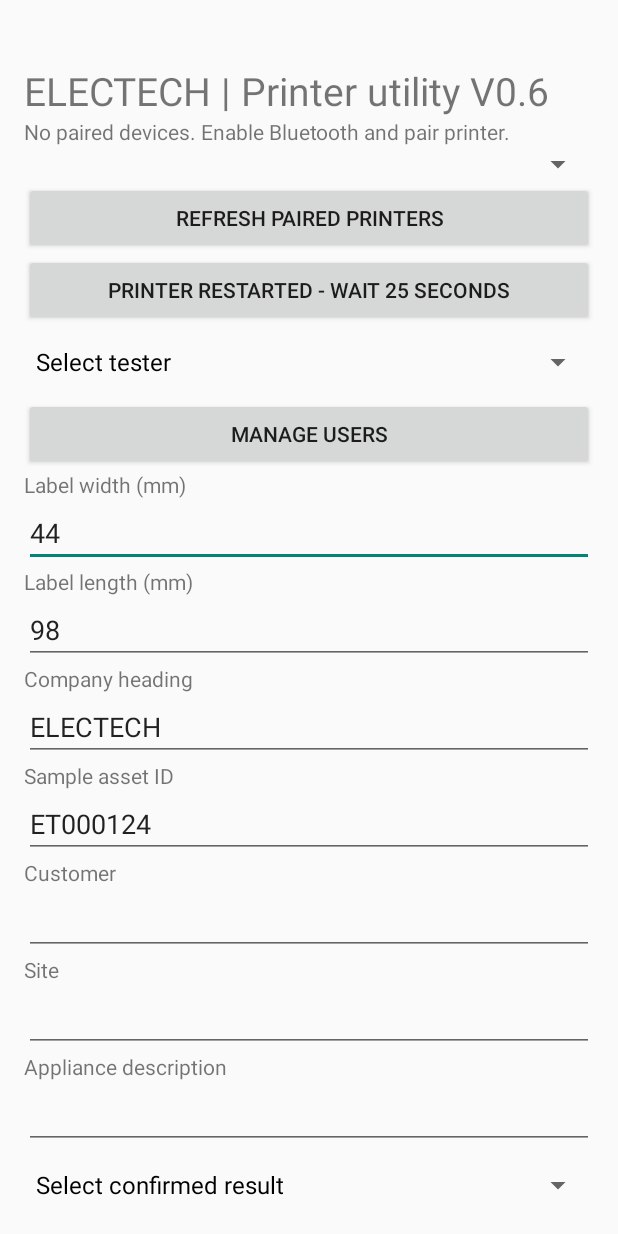
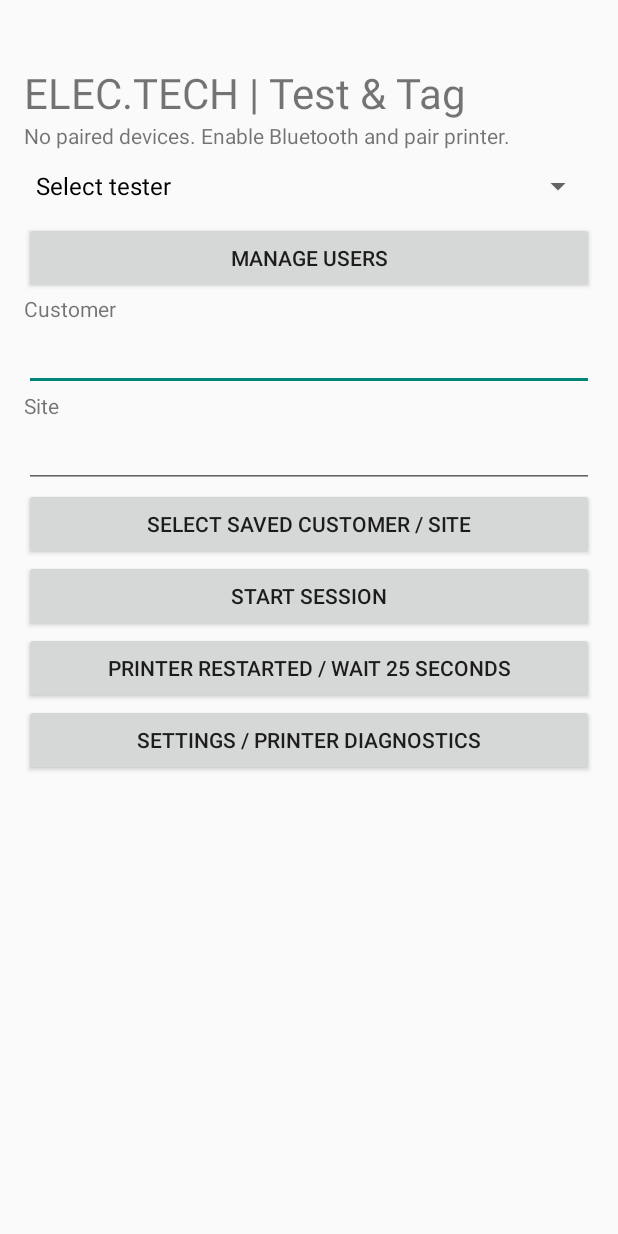
Before and after one commit to alexmccullough7/electech-test-and-tag, an Android app: the screen it shows after launch (MainActivity), on a phone screen of 412 x 824 dp. Run offline under Robolectric (Android 15) with nearby library versions, the phone set to English and light mode, and no system bars.

Commit message:
V0.7 simplify customer sessions, sequential assets, existing asset lookup and hide diagnostics

```diff
--- a/app/src/main/java/nz/co/electech/tag/MainActivity.java
+++ b/app/src/main/java/nz/co/electech/tag/MainActivity.java
@@ -2,38 +2,48 @@ package nz.co.electech.tag;
 import android.app.*; import android.os.*; import android.bluetooth.*; import android.content.pm.PackageManager; import android.widget.*; import android.view.*; import java.util.*; import java.nio.charset.StandardCharsets; import java.util.concurrent.*;
 public class MainActivity extends Activity {
  Spinner devices; TextView status; EditText command; Button print; ArrayList<BluetoothDevice> paired=new ArrayList<>(); ExecutorService worker=Executors.newSingleThreadExecutor();
- volatile BluetoothSocket socket; volatile boolean destroyed; Button disconnect; Spinner mode,delay; TextView log; EditText width,length,heading,asset; long readyAt=0; Spinner users,result,interval; EditText customer,site,description,fault; String pendingId=null; ArrayList<String> userNames=new ArrayList<>(), userInitials=new ArrayList<>();
- public void onCreate(Bundle b){super.onCreate(b); ScrollView scroll=new ScrollView(this); LinearLayout root=new LinearLayout(this); root.setOrientation(1); root.setPadding(24,64,24,32); scroll.addView(root); setContentView(scroll);
- TextView title=new TextView(this); title.setText("ELECTECH | Printer utility V0.6"); title.setTextSize(26); root.addView(title);
- status=new TextView(this); status.setText("Pair your printer in Android settings first."); root.addView(status);
- devices=new Spinner(this); root.addView(devices); Button refresh=new Button(this); refresh.setText("Refresh paired printers"); root.addView(refresh); refresh.setOnClickListener(v->load());
- Button restarted=new Button(this);restarted.setText("Printer restarted - wait 25 seconds");root.addView(restarted);restarted.setOnClickListener(v->{if(!print.isEnabled())return;closeSocket();readyAt=SystemClock.elapsedRealtime()+25000;print.setEnabled(false);new CountDownTimer(25000,1000){public void onTick(long ms){status.setText("Printer initialising: "+((ms+999)/1000)+" seconds");}public void onFinish(){print.setEnabled(true);status.setText("Startup wait complete. Ready to attempt connection.");}}.start();});
- users=new Spinner(this);root.addView(users);Button manage=new Button(this);manage.setText("Manage users");root.addView(manage);manage.setOnClickListener(v->manageUsers());loadUsers();
- width=field(root,"Label width (mm)","44");length=field(root,"Label length (mm)","98");heading=field(root,"Company heading","ELECTECH");asset=field(root,"Sample asset ID","ET000124");
- customer=field(root,"Customer","");site=field(root,"Site","");description=field(root,"Appliance description","");result=new Spinner(this);result.setAdapter(new ArrayAdapter<String>(this,android.R.layout.simple_spinner_dropdown_item,new String[]{"Select confirmed result","PASS","FAIL"}));root.addView(result);
- interval=new Spinner(this);interval.setAdapter(new ArrayAdapter<String>(this,android.R.layout.simple_spinner_dropdown_item,new String[]{"Select retest interval","3","6","12","24","60"}));root.addView(interval);fault=field(root,"Failure reason / removal from service details","");
- Button save=new Button(this);save.setText("Save confirmed test and print");root.addView(save);save.setOnClickListener(v->saveTest());
- Button history=new Button(this);history.setText("Saved tests / reprint");root.addView(history);history.setOnClickListener(v->history());
- Button generate=new Button(this);generate.setText("Generate sample template");root.addView(generate);generate.setOnClickListener(v->generate());
- command=new EditText(this); command.setGravity(Gravity.TOP); command.setMinLines(6); command.setText("^XA\n^FO20,40^A0N,35,35^FDELECTECH^FS\n^FO20,100^A0N,28,28^FDSAMPLE - NOT A TEST RECORD^FS\n^FO20,160^BY2^BCN,65,Y,N,N^FDET000124^FS\n^XZ"); root.addView(command);
- print=new Button(this); print.setText("Send test label"); root.addView(print); print.setOnClickListener(v->send());
- mode=new Spinner(this);mode.setAdapter(new ArrayAdapter<String>(this,android.R.layout.simple_spinner_dropdown_item,new String[]{"Secure - reconnect each print","Insecure - reconnect each print","Secure - keep open"}));root.addView(mode);
- delay=new Spinner(this);delay.setAdapter(new ArrayAdapter<String>(this,android.R.layout.simple_spinner_dropdown_item,new String[]{"500 ms","1000 ms","2000 ms"}));root.addView(delay);
- log=new TextView(this);root.addView(log);
- disconnect=new Button(this); disconnect.setText("Disconnect printer"); root.addView(disconnect); disconnect.setOnClickListener(v->{closeSocket();status.setText("Disconnected");});
- generate(); load(); }
+ volatile BluetoothSocket socket; volatile boolean destroyed; Button disconnect; Spinner mode,delay; TextView log; EditText width,length,heading,asset; long readyAt=0; Spinner users,result,interval; LinearLayout settings,session,work,entry; Button saveButton; boolean existing=false; EditText customer,site,description,fault; String pendingId=null; ArrayList<String> userNames=new ArrayList<>(), userInitials=new ArrayList<>();
+ public void onCreate(Bundle b){super.onCreate(b);ScrollView scroll=new ScrollView(this);LinearLayout root=new LinearLayout(this);root.setOrientation(1);root.setPadding(24,64,24,32);scroll.addView(root);setContentView(scroll);
+ TextView title=new TextView(this);title.setText("ELEC.TECH | Test & Tag");title.setTextSize(28);root.addView(title);
+ status=new TextView(this);root.addView(status);
+ session=panel(root);users=new Spinner(this);session.addView(users);button(session,"Manage users",()->manageUsers());loadUsers();
+ customer=field(session,"Customer","");site=field(session,"Site","");
+ button(session,"Select saved customer / site",()->chooseCustomer());
+ button(session,"Start session",()->{if(users.getSelectedItemPosition()<=0||customer.getText().toString().trim().isEmpty()||site.getText().toString().trim().isEmpty()){status.setText("Select tester and enter customer and site.");return;}customer.setText(customer.getText().toString().trim());site.setText(site.getText().toString().trim());session.setVisibility(View.GONE);work.setVisibility(View.VISIBLE);status.setText(customer.getText()+" / "+site.getText()+" | "+users.getSelectedItem());});
+ work=panel(root);work.setVisibility(View.GONE);
+ button(work,"NEW TAG",()->newTag());button(work,"SCAN EXISTING TAG",()->lookup());button(work,"Saved tests / reprint",()->history());button(work,"Change customer / tester",()->{if(!print.isEnabled())return;work.setVisibility(View.GONE);entry.setVisibility(View.GONE);session.setVisibility(View.VISIBLE);});
+ entry=panel(work);entry.setVisibility(View.GONE);asset=field(entry,"Asset number","");asset.setFocusable(false);description=field(entry,"Appliance description","");
+ result=new Spinner(this);result.setAdapter(new ArrayAdapter<String>(this,android.R.layout.simple_spinner_dropdown_item,new String[]{"Select confirmed result","PASS","FAIL"}));entry.addView(result);
+ interval=new Spinner(this);interval.setAdapter(new ArrayAdapter<String>(this,android.R.layout.simple_spinner_dropdown_item,new String[]{"Select retest interval","3","6","12","24","60"}));entry.addView(interval);fault=field(entry,"Failure reason / removal from service details","");
+ saveButton=button(entry,"SAVE & PRINT TAG",()->saveTest());
+ button(root,"Printer restarted / wait 25 seconds",()->{if(!print.isEnabled())return;closeSocket();readyAt=SystemClock.elapsedRealtime()+25000;print.setEnabled(false);new CountDownTimer(25000,1000){public void onTick(long ms){status.setText("Printer initialising: "+((ms+999)/1000)+" seconds");}public void onFinish(){print.setEnabled(true);status.setText("Startup wait complete.");}}.start();});
+ button(root,"Settings / printer diagnostics",()->settings.setVisibility(settings.getVisibility()==View.VISIBLE?View.GONE:View.VISIBLE));
+ settings=panel(root);settings.setVisibility(View.GONE);devices=new Spinner(this);settings.addView(devices);button(settings,"Refresh paired printers",()->load());
+ width=field(settings,"Label width (mm)","44");length=field(settings,"Label length (mm)","98");heading=field(settings,"Sample heading","ELECTECH");
+ command=new EditText(this);command.setMinLines(5);settings.addView(command);button(settings,"Generate sample",()->generate());print=button(settings,"Send diagnostic command",()->{pendingId=null;send();});
+ mode=new Spinner(this);mode.setAdapter(new ArrayAdapter<String>(this,android.R.layout.simple_spinner_dropdown_item,new String[]{"Secure - reconnect each print","Insecure - reconnect each print","Secure - keep open"}));settings.addView(mode);
+ delay=new Spinner(this);delay.setAdapter(new ArrayAdapter<String>(this,android.R.layout.simple_spinner_dropdown_item,new String[]{"500 ms","1000 ms","2000 ms"}));settings.addView(delay);log=new TextView(this);settings.addView(log);disconnect=button(settings,"Disconnect printer",()->{closeSocket();status.setText("Disconnected");});command.setText("^XA^FO20,40^A0N,30,30^FDSAMPLE ONLY^FS^XZ");load(); }
+ LinearLayout panel(LinearLayout p){LinearLayout l=new LinearLayout(this);l.setOrientation(1);p.addView(l);return l;}
+ Button button(LinearLayout p,String title,Runnable action){Button b=new Button(this);b.setText(title);b.setMinHeight(64);p.addView(b);b.setOnClickListener(v->action.run());return b;}
+ ArrayList<org.json.JSONObject> records(){ArrayList<org.json.JSONObject> a=new ArrayList<>();for(Object v:getSharedPreferences("tests",0).getAll().values())try{a.add(new org.json.JSONObject(v.toString()));}catch(Exception ignored){}return a;}
+ boolean sameCustomer(org.json.JSONObject o){return o.optString("customer").trim().equalsIgnoreCase(customer.getText().toString().trim());}
+ void chooseCustomer(){TreeSet<String> names=new TreeSet<>();for(org.json.JSONObject o:records())names.add(o.optString("customer")+" / "+o.optString("site"));String[] a=names.toArray(new String[0]);new AlertDialog.Builder(this).setTitle("Saved customer / site").setItems(a,(d,i)->{for(org.json.JSONObject o:records())if(a[i].equals(o.optString("customer")+" / "+o.optString("site"))){customer.setText(o.optString("customer"));site.setText(o.optString("site"));break;}}).show();}
+ void newTag(){if(!print.isEnabled())return;long max=0;for(org.json.JSONObject o:records())if(sameCustomer(o))try{max=Math.max(max,Long.parseLong(o.optString("asset").replaceFirst("^[A-Za-z]+","")));}catch(Exception ignored){}asset.setText(String.format(Locale.ROOT,"%06d",max+1));existing=false;description.setText("");result.setSelection(0);interval.setSelection(0);fault.setText("");entry.setVisibility(View.VISIBLE);}
+ void lookup(){if(!print.isEnabled())return;EditText code=new EditText(this);code.setSingleLine(true);code.setHint("Scan with Bluetooth barcode reader or enter ID");AlertDialog dialog=new AlertDialog.Builder(this).setTitle("Existing asset").setView(code).setNegativeButton("Cancel",null).setPositiveButton("Find",(d,i)->findAsset(code.getText().toString().trim())).create();code.setOnEditorActionListener((v,a,event)->{findAsset(code.getText().toString().trim());dialog.dismiss();return true;});dialog.show();}
+ void findAsset(String id){org.json.JSONObject best=null;for(org.json.JSONObject o:records())if(sameCustomer(o)&&o.optString("asset").equalsIgnoreCase(id)&&(best==null||o.optString("created",o.optString("date")).compareTo(best.optString("created",best.optString("date")))>0))best=o;if(best==null){status.setText("Asset not found for selected customer.");return;}asset.setText(best.optString("asset"));description.setText(best.optString("description"));result.setSelection(0);interval.setSelection(0);String months=best.optString("months");for(int i=1;i<interval.getCount();i++)if(months.equals(interval.getItemAtPosition(i).toString()))interval.setSelection(i);fault.setText("");existing=true;entry.setVisibility(View.VISIBLE);status.setText("Existing asset loaded. Perform and confirm new test.");}
+
  EditText field(LinearLayout root,String label,String value){TextView t=new TextView(this);t.setText(label);root.addView(t);EditText e=new EditText(this);e.setSingleLine(true);e.setText(value);root.addView(e);return e;}
  String clean(String s){return s.replaceAll("[^A-Za-z0-9 ._-]","");}
  void generate(){pendingId=null;try{int w=(int)Math.round(Double.parseDouble(width.getText().toString())*8),h=(int)Math.round(Double.parseDouble(length.getText().toString())*8);if(w<160||w>432||h<240||h>16000)throw new IllegalArgumentException();String name=clean(heading.getText().toString()),id=clean(asset.getText().toString());if(name.length()>18||id.length()>12||id.isEmpty())throw new IllegalArgumentException();command.setText("^XA\n^PW"+w+"\n^LL"+h+"\n^LH0,0\n^FO16,32^A0N,30,25^FD"+name+"^FS\n^FO16,76^GB"+(w-32)+",3,3^FS\n^FO16,100^A0N,22,18^FDSAMPLE ONLY^FS\n^FO16,132^A0N,20,16^FDNOT A TEST RECORD^FS\n^FO16,170^A0N,20,16^FDTested by: "+(users.getSelectedItemPosition()>0?userInitials.get(users.getSelectedItemPosition()-1):"NOT SELECTED")+"^FS\n^FO16,205^BY1^BCN,48,Y,N,N^FD"+id+"^FS\n^PQ1^XZ");}catch(Exception e){status.setText("Check dimensions (20–54 mm wide, 30–2000 mm long) and sample text lengths.");}}
  String labelText(String s){return s.replaceAll("[^A-Za-z0-9 ._/-]","");}
  void saveTest(){if(!print.isEnabled())return;int u=users.getSelectedItemPosition(),res=result.getSelectedItemPosition();String id=asset.getText().toString().trim();if(u<=0||res==0||!id.matches("[A-Za-z0-9_-]{1,12}")||customer.getText().toString().trim().isEmpty()||site.getText().toString().trim().isEmpty()||description.getText().toString().trim().isEmpty()||(res==1&&interval.getSelectedItemPosition()==0)||(res==2&&fault.getText().toString().trim().isEmpty())){status.setText("Complete customer, site, asset, description, tester, result and interval or failure details.");return;}
  if(res==2){new AlertDialog.Builder(this).setTitle("Failed equipment").setMessage("Remove equipment from service and attach a failed equipment warning. Confirm the recorded result.").setNegativeButton("Cancel",null).setPositiveButton("Confirm failure",(d,i)->recordTest()).show();}else new AlertDialog.Builder(this).setTitle("Confirm PASS").setMessage("Confirm all required inspections and electrical tests have passed.").setNegativeButton("Cancel",null).setPositiveButton("Confirm",(d,i)->recordTest()).show();}
- void recordTest(){try{int u=users.getSelectedItemPosition()-1;boolean pass=result.getSelectedItemPosition()==1;java.time.LocalDate today=java.time.LocalDate.now();String due=pass?today.plusMonths(Integer.parseInt(interval.getSelectedItem().toString())).toString():"";String id=asset.getText().toString();String initials=userInitials.get(u);String z="^XA\n^PW352^LL784^LH0,0\n^FO16,24^A0N,32,26^FDELEC.TECH^FS\n^FO16,70^GB320,3,3^FS\n^FO16,88^A0N,30,24^FD"+(pass?"TESTED & PASSED":"FAILED - DO NOT USE")+"^FS\n^FO16,132^A0N,23,20^FDTested: "+today+"^FS\n^FO16,166^A0N,23,20^FD"+(pass?"Due: "+due:"REMOVE FROM SERVICE")+"^FS\n^FO16,200^A0N,23,20^FDTested by: "+initials+"^FS\n^FO16,234^A0N,20,18^FDAS/NZS 3760^FS\n^FO16,270^BY1^BCN,60,Y,N,N^FD"+id+"^FS\n^FO330,650^A0I,36,30^FDELEC.TECH^FS\n^PQ1^XZ";
- org.json.JSONObject o=new org.json.JSONObject();String key=UUID.randomUUID().toString();o.put("id",key);o.put("asset",id);o.put("customer",customer.getText().toString());o.put("site",site.getText().toString());o.put("description",description.getText().toString());o.put("tester",userNames.get(u));o.put("initials",initials);o.put("date",today.toString());o.put("due",due);o.put("result",pass?"PASS":"FAIL");o.put("fault",pass?"":fault.getText().toString());o.put("zpl",z);o.put("printState","Pending");if(!getSharedPreferences("tests",0).edit().putString(key,o.toString()).commit())throw new java.io.IOException("Storage failed");pendingId=key;command.setText(z);send();}catch(Exception e){status.setText("Unable to save test: "+e.getMessage());}}
- void history(){ArrayList<String> keys=new ArrayList<>(),labels=new ArrayList<>();for(java.util.Map.Entry<String,?> e:getSharedPreferences("tests",0).getAll().entrySet())try{org.json.JSONObject o=new org.json.JSONObject(e.getValue().toString());keys.add(e.getKey());labels.add(o.getString("date")+" | "+o.getString("asset")+" | "+o.getString("result")+" | "+o.optString("printState"));}catch(Exception ignored){}if(keys.isEmpty()){status.setText("No saved tests");return;}new AlertDialog.Builder(this).setTitle("Saved tests — select to load tag").setItems(labels.toArray(new String[0]),(d,i)->{try{pendingId=keys.get(i);command.setText(new org.json.JSONObject(getSharedPreferences("tests",0).getString(pendingId,"{}")).getString("zpl"));status.setText("Saved tag loaded. Check existing tag before reprinting.");}catch(Exception ignored){}}).show();}
+ void recordTest(){try{int u=users.getSelectedItemPosition()-1;boolean pass=result.getSelectedItemPosition()==1;java.time.LocalDate today=java.time.LocalDate.now();String due=pass?today.plusMonths(Integer.parseInt(interval.getSelectedItem().toString())).toString():"";String id=asset.getText().toString();String initials=userInitials.get(u);String z="^XA\n^PW352^LL784^LH0,0\n^FO16,24^A0N,32,26^FDELEC.TECH^FS\n^FO16,70^GB320,3,3^FS\n^FO16,88^A0N,28,17^FD"+(pass?"TESTED & PASSED":"FAILED - DO NOT USE")+"^FS\n^FO16,132^A0N,23,20^FDTested: "+today+"^FS\n^FO16,166^A0N,23,20^FD"+(pass?"Due: "+due:"REMOVE FROM SERVICE")+"^FS\n^FO16,200^A0N,23,20^FDTested by: "+initials+"^FS\n^FO16,234^A0N,20,18^FDAS/NZS 3760^FS\n^FO16,270^BY2^BCN,60,Y,N,N^FD"+id+"^FS\n^FO330,650^A0I,36,24^FDELEC.TECH^FS\n^PQ1^XZ";
+ org.json.JSONObject o=new org.json.JSONObject();String key=UUID.randomUUID().toString();o.put("id",key);o.put("created",java.time.Instant.now().toString());o.put("months",pass?interval.getSelectedItem().toString():"");o.put("asset",id);o.put("customer",customer.getText().toString());o.put("site",site.getText().toString());o.put("description",description.getText().toString());o.put("tester",userNames.get(u));o.put("initials",initials);o.put("date",today.toString());o.put("due",due);o.put("result",pass?"PASS":"FAIL");o.put("fault",pass?"":fault.getText().toString());o.put("zpl",z);o.put("printState","Pending");if(!getSharedPreferences("tests",0).edit().putString(key,o.toString()).commit())throw new java.io.IOException("Storage failed");pendingId=key;command.setText(z);entry.setVisibility(View.GONE);send();}catch(Exception e){status.setText("Unable to save test: "+e.getMessage());}}
+ void history(){ArrayList<String> keys=new ArrayList<>(),labels=new ArrayList<>();for(java.util.Map.Entry<String,?> e:getSharedPreferences("tests",0).getAll().entrySet())try{org.json.JSONObject o=new org.json.JSONObject(e.getValue().toString());keys.add(e.getKey());labels.add(o.getString("date")+" | "+o.getString("asset")+" | "+o.getString("result")+" | "+o.optString("printState"));}catch(Exception ignored){}if(keys.isEmpty()){status.setText("No saved tests");return;}new AlertDialog.Builder(this).setTitle("Saved tests — select to load tag").setItems(labels.toArray(new String[0]),(d,i)->{try{pendingId=keys.get(i);command.setText(new org.json.JSONObject(getSharedPreferences("tests",0).getString(pendingId,"{}")).getString("zpl"));new AlertDialog.Builder(this).setTitle("Reprint saved tag?").setMessage("Check whether the original printed before retrying.").setNegativeButton("Cancel",null).setPositiveButton("Reprint",(x,y)->send()).show();}catch(Exception ignored){}}).show();}
  void markPrinted(String key){if(key==null)return;new AlertDialog.Builder(this).setTitle("Did the physical tag print?").setNegativeButton("No / uncertain",(d,i)->setPrintState(key,"Pending / uncertain")).setPositiveButton("Yes",(d,i)->setPrintState(key,"Confirmed printed")).show();}
  void setPrintState(String key,String state){try{android.content.SharedPreferences p=getSharedPreferences("tests",0);org.json.JSONObject o=new org.json.JSONObject(p.getString(key,"{}"));o.put("printState",state);p.edit().putString(key,o.toString()).commit();}catch(Exception ignored){}}
- void loadUsers(){userNames.clear();userInitials.clear();try{org.json.JSONArray a=new org.json.JSONArray(getPreferences(0).getString("users","[]"));for(int i=0;i<a.length();i++){org.json.JSONObject o=a.getJSONObject(i);userNames.add(o.getString("name"));userInitials.add(o.getString("initials"));}}catch(Exception ignored){}ArrayList<String> labels=new ArrayList<>();labels.add("Select tester");for(int i=0;i<userNames.size();i++)labels.add(userNames.get(i)+" ("+userInitials.get(i)+")");users.setAdapter(new ArrayAdapter<String>(this,android.R.layout.simple_spinner_dropdown_item,labels));users.setSelection(Math.min(labels.size()-1,getPreferences(0).getInt("selectedUser",0)));users.setOnItemSelectedListener(new android.widget.AdapterView.OnItemSelectedListener(){public void onNothingSelected(android.widget.AdapterView<?> p){}public void onItemSelected(android.widget.AdapterView<?> p,View v,int i,long id){getPreferences(0).edit().putInt("selectedUser",i).apply();if(command!=null)generate();}});}
+ void loadUsers(){userNames.clear();userInitials.clear();try{org.json.JSONArray a=new org.json.JSONArray(getPreferences(0).getString("users","[]"));for(int i=0;i<a.length();i++){org.json.JSONObject o=a.getJSONObject(i);userNames.add(o.getString("name"));userInitials.add(o.getString("initials"));}}catch(Exception ignored){}ArrayList<String> labels=new ArrayList<>();labels.add("Select tester");for(int i=0;i<userNames.size();i++)labels.add(userNames.get(i)+" ("+userInitials.get(i)+")");users.setAdapter(new ArrayAdapter<String>(this,android.R.layout.simple_spinner_dropdown_item,labels));users.setSelection(Math.min(labels.size()-1,getPreferences(0).getInt("selectedUser",0)));users.setOnItemSelectedListener(new android.widget.AdapterView.OnItemSelectedListener(){public void onNothingSelected(android.widget.AdapterView<?> p){}public void onItemSelected(android.widget.AdapterView<?> p,View v,int i,long id){getPreferences(0).edit().putInt("selectedUser",i).apply();}});}
  void manageUsers(){ArrayList<String> options=new ArrayList<>(userNames);options.add("Add user");new AlertDialog.Builder(this).setTitle("Manage users").setItems(options.toArray(new String[0]),(d,i)->editUser(i)).show();}
  void editUser(int i){LinearLayout l=new LinearLayout(this);l.setOrientation(1);EditText n=field(l,"Name",i<userNames.size()?userNames.get(i):"");EditText a=field(l,"Initials",i<userNames.size()?userInitials.get(i):"");AlertDialog dialog=new AlertDialog.Builder(this).setTitle("Tester details").setView(l).setNegativeButton("Cancel",null).setPositiveButton("Save",null).create();dialog.setOnShowListener(v->dialog.getButton(-1).setOnClickListener(b->{String name=n.getText().toString().trim(),initial=a.getText().toString().trim().toUpperCase(Locale.ROOT);if(name.isEmpty()||!initial.matches("[A-Z0-9]{1,6}")){a.setError("Enter name and 1–6 letters or digits");return;}if(i<userNames.size()){userNames.set(i,name);userInitials.set(i,initial);}else{userNames.add(name);userInitials.add(initial);}org.json.JSONArray arr=new org.json.JSONArray();try{for(int j=0;j<userNames.size();j++){org.json.JSONObject o=new org.json.JSONObject();o.put("name",userNames.get(j));o.put("initials",userInitials.get(j));arr.put(o);}}catch(Exception e){return;}getPreferences(0).edit().putString("users",arr.toString()).putInt("selectedUser",i+1).apply();loadUsers();dialog.dismiss();}));dialog.show();}
  void load(){if(Build.VERSION.SDK_INT>=31 && checkSelfPermission("android.permission.BLUETOOTH_CONNECT")!=PackageManager.PERMISSION_GRANTED){requestPermissions(new String[]{"android.permission.BLUETOOTH_CONNECT"},1);return;} try{BluetoothAdapter a=getSystemService(BluetoothManager.class).getAdapter(); paired.clear(); ArrayList<String> names=new ArrayList<>(); if(a!=null && a.isEnabled())for(BluetoothDevice d:a.getBondedDevices()){paired.add(d);names.add(d.getName()+" ("+d.getAddress()+")");} devices.setAdapter(new ArrayAdapter<String>(this,android.R.layout.simple_spinner_dropdown_item,names));status.setText(names.isEmpty()?"No paired devices. Enable Bluetooth and pair printer.":"Select printer.");}catch(Exception e){status.setText(e.toString());}}
```
